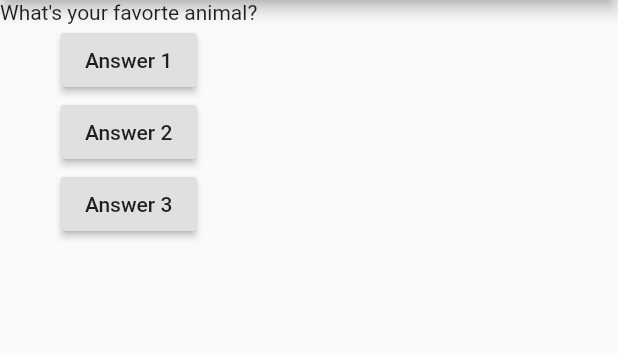
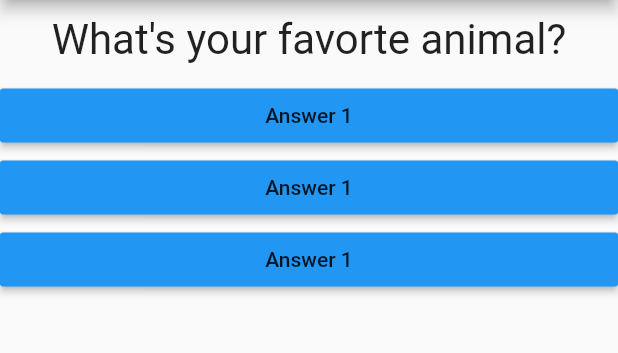
Before and after one commit to roronoa1973/basic-flutter, a Flutter app: the screen it shows after launch, after a tap on "Answer 1", on a phone screen of 412 x 824 dp, the part 84-437 px from its top. Run offline on Flutter 3.47's test engine with Material 2 defaults, Android fonts, the phone set to English and light mode, and no system bars.

Commit message:
Add new files 'question.dart' and 'answer.dart'

```diff
--- /dev/null
+++ b/MyFirstApp/lib/answer.dart
@@ -0,0 +1,19 @@
+import 'package:flutter/material.dart';
+
+class Answer extends StatelessWidget {
+  final Function selectHandler;
+
+  Answer(this.selectHandler);
+
+  @override
+  Widget build(BuildContext context) {
+    return Container(
+      width: double.infinity,
+      child: RaisedButton(
+        color: Colors.blue,
+        child: Text('Answer 1'),
+        onPressed: selectHandler,
+      ),
+    );
+  }
+}
--- a/MyFirstApp/lib/main.dart
+++ b/MyFirstApp/lib/main.dart
@@ -1,4 +1,7 @@
 import 'package:flutter/material.dart';
+
+import './question.dart';
+import './answer.dart';
 
 // void main() {
 //   runApp(MyApp());
@@ -10,18 +13,18 @@ class MyApp extends StatefulWidget {
   @override
   State<StatefulWidget> createState() {
     // TODO: implement createState
-    return MyAppState();
+    return _MyAppState();
   }
 }
 
-class MyAppState extends State<MyApp> {
-  var questionIndex = 0;
+class _MyAppState extends State<MyApp> {
+  var _questionIndex = 0;
 
-  void answerQuestion() {
+  void _answerQuestion() {
     setState(() {
-      questionIndex = questionIndex + 1;
+      _questionIndex = _questionIndex + 1;
     });
-    print(questionIndex);
+    print(_questionIndex);
   }
 
   @override
@@ -37,23 +40,12 @@ class MyAppState extends State<MyApp> {
           ),
           body: Column(
             children: [
-              Text(
-                questions[questionIndex],
+              Question(
+                questions[_questionIndex],
               ),
-              RaisedButton(
-                child: Text('Answer 1'),
-                onPressed: answerQuestion,
-              ),
-              RaisedButton(
-                child: Text('Answer 2'),
-                onPressed: () => print('Answer 2 chosen!'),
-              ),
-              RaisedButton(
-                  child: Text('Answer 3'),
-                  onPressed: () {
-                    //print('Answer 3 chosen!');
-                    answerQuestion();
-                  }),
+              Answer(_answerQuestion),
+              Answer(_answerQuestion),
+              Answer(_answerQuestion),
             ],
           )),
     );
--- /dev/null
+++ b/MyFirstApp/lib/question.dart
@@ -0,0 +1,20 @@
+import 'package:flutter/material.dart';
+
+class Question extends StatelessWidget {
+  final String questionText;
+
+  Question(this.questionText);
+
+  @override
+  Widget build(BuildContext context) {
+    return Container(
+      width: double.infinity,
+      margin: EdgeInsets.all(10),
+      child: Text(
+        questionText,
+        style: TextStyle(fontSize: 28),
+        textAlign: TextAlign.center,
+      ),
+    );
+  }
+}
```
